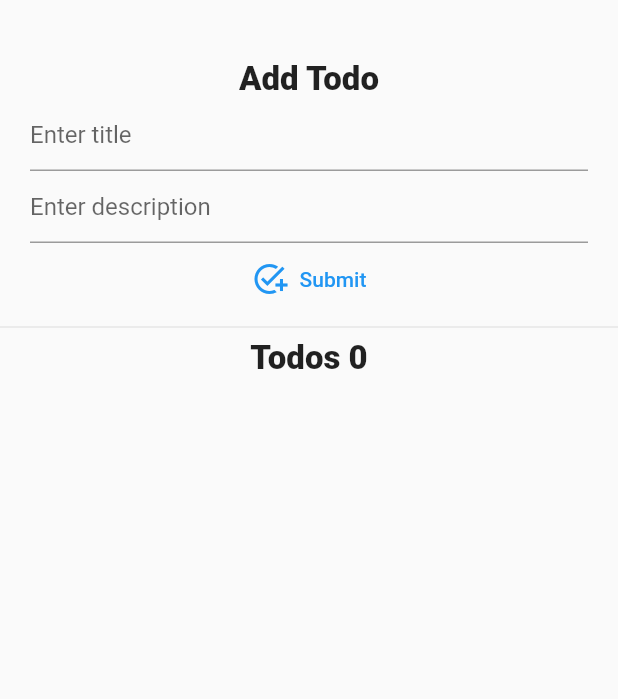
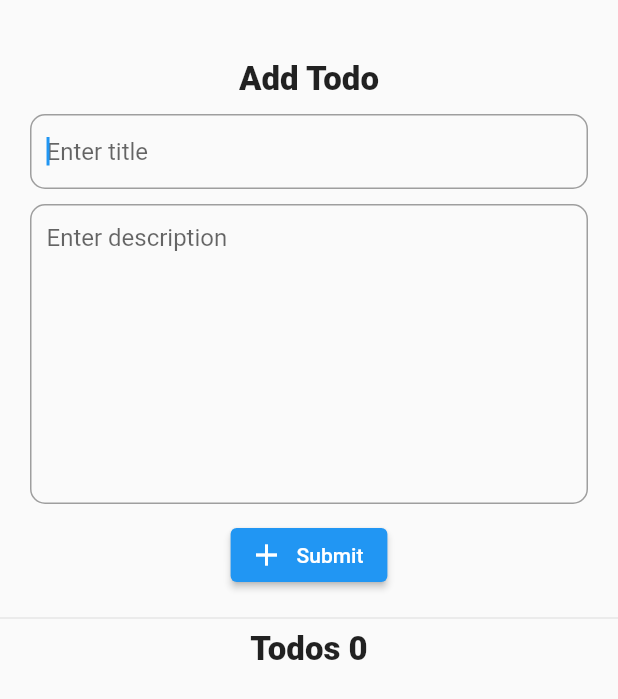
Before and after one commit to tomorrowbyte/flutter-getx-hive, a Flutter app: the screen it shows after launch, after a tap on "Enter", on a phone screen of 412 x 824 dp. Shown: the top 699 px of the screen. Run offline on Flutter 3.47's test engine with Material 2 defaults, Android fonts, the light colour scheme and no system bars; our stand-ins replace get, hive, hive_flutter; accounts and stored records are empty.

Commit message:
Complete marking done

```diff
--- a/lib/controllers/todo_controller.dart
+++ b/lib/controllers/todo_controller.dart
@@ -8,6 +8,8 @@ class TodoController extends GetxController {
 
   TextEditingController titleController = TextEditingController();
   TextEditingController descriptionController = TextEditingController();
+  FocusNode titleFocus = FocusNode();
+  FocusNode descriptioinFocus = FocusNode();
 
   onInit() {
     try {
@@ -55,4 +57,12 @@ class TodoController extends GetxController {
     var box = await Hive.openBox('db');
     box.put('todos', todos.toList());
   }
+
+  toggleTodo(index) async {
+    var todo = todos[index];
+    todo.isDone = !todo.isDone;
+    todos[index] = todo;
+    var box = await Hive.openBox('db');
+    box.put('todos', todos.toList());
+  }
 }
--- a/lib/models/todo.dart
+++ b/lib/models/todo.dart
@@ -11,17 +11,21 @@ class Todo {
   String title;
   @HiveField(2)
   String description;
+  @HiveField(3)
+  bool isDone;
 
   Todo({
     required this.title,
     required this.description,
     required this.cdt,
+    this.isDone = false,
     this.udt,
   });
   Todo.fromJson(Map json)
       : title = json['title'],
         description = json['description'],
         cdt = json['cdt'],
+        isDone = json['isDone'],
         udt = json['udt'];
 
   toJson() {
@@ -30,6 +34,7 @@ class Todo {
       'description': description,
       'cdt': cdt,
       'udt': udt,
+      'isDone': isDone,
     };
   }
 }
--- a/lib/views/todos_list_screen.dart
+++ b/lib/views/todos_list_screen.dart
@@ -7,6 +7,8 @@ class TodosScreen extends StatelessWidget {
   final controller = Get.put(TodoController());
 
   void addTodo() {
+    if (controller.titleController.text.isEmpty ||
+        controller.descriptionController.text.isEmpty) return;
     var todo = Todo(
       title: controller.titleController.text,
       description: controller.descriptionController.text,
@@ -23,7 +25,11 @@ class TodosScreen extends StatelessWidget {
       body: Column(
         children: [
           Container(
-            margin: const EdgeInsets.only(top: 40, left: 20, right: 20),
+            margin: const EdgeInsets.only(
+              top: 40,
+              left: 20,
+              right: 20,
+            ),
             child: Column(
               children: [
                 Text(
@@ -33,22 +39,58 @@ class TodosScreen extends StatelessWidget {
                     fontWeight: FontWeight.w900,
                   ),
                 ),
-                TextFormField(
-                  decoration: InputDecoration(hintText: "Enter title"),
-                  controller: controller.titleController,
+                Container(
+                  margin: const EdgeInsets.symmetric(vertical: 10),
+                  padding: const EdgeInsets.symmetric(horizontal: 10),
+                  decoration: BoxDecoration(
+                    border: Border.all(
+                      width: 1,
+                      color: Colors.grey,
+                    ),
+                    borderRadius: BorderRadius.circular(10),
+                  ),
+                  child: TextFormField(
+                    autofocus: true,
+                    decoration: InputDecoration(
+                      hintText: "Enter title",
+                      border: InputBorder.none,
+                    ),
+                    controller: controller.titleController,
+                    onEditingComplete: () {
+                      controller.descriptioinFocus.requestFocus();
+                    },
+                  ),
                 ),
-                TextFormField(
-                  decoration: InputDecoration(hintText: "Enter description"),
-                  controller: controller.descriptionController,
+                Container(
+                  height: 200,
+                  padding: const EdgeInsets.symmetric(horizontal: 10),
+                  decoration: BoxDecoration(
+                    border: Border.all(
+                      width: 1,
+                      color: Colors.grey,
+                    ),
+                    borderRadius: BorderRadius.circular(10),
+                  ),
+                  child: TextFormField(
+                    maxLines: 10,
+                    focusNode: controller.descriptioinFocus,
+                    decoration: InputDecoration(
+                      hintText: "Enter description",
+                      border: InputBorder.none,
+                    ),
+                    controller: controller.descriptionController,
+                  ),
                 ),
               ],
             ),
           ),
-          TextButton.icon(
+          SizedBox(height: 10),
+          ElevatedButton.icon(
             onPressed: addTodo,
-            icon: Icon(Icons.add_task),
+            icon: Icon(Icons.add),
             label: Text("Submit"),
           ),
+          SizedBox(height: 10),
           Divider(),
           Obx(
             () => Text(
@@ -75,13 +117,26 @@ class TodosScreen extends StatelessWidget {
                       },
                       key: UniqueKey(),
                       child: ListTile(
-                        hoverColor: Colors.green,
-                        leading: Icon(Icons.task_alt, color: Colors.blue),
+                        onTap: () {
+                          controller.toggleTodo(index);
+                        },
+                        leading: Icon(
+                          controller.todos[index].isDone
+                              ? Icons.done
+                              : Icons.cancel,
+                          color: controller.todos[index].isDone
+                              ? Colors.blue
+                              : Colors.grey,
+                          size: 42,
+                        ),
                         title: Text(
                           controller.todos[index].title,
                         ),
                         subtitle: Text(
                           controller.todos[index].description,
+                        ),
+                        trailing: Text(
+                          controller.todos[index].cdt.substring(0, 10),
                         ),
                       ),
                     );
```
